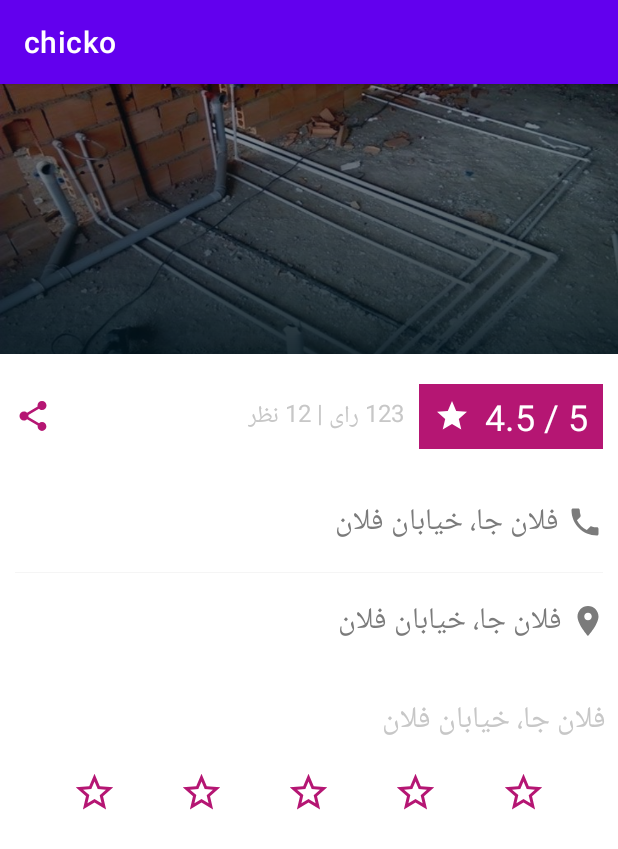
After one commit to AliNazariii/chicko, an Android app: the fragment ServiceFragment shown on its own in the app's theme, on a phone screen of 412 x 824 dp. The commit adds this screen. Shown: the top 849 px of the screen. Run offline under Robolectric (Android 15) with nearby library versions, the light colour scheme and no system bars.

Commit message:
service provider xml added

```diff
--- a/app/build.gradle
+++ b/app/build.gradle
@@ -14,6 +14,7 @@ android {
         versionName "1.0"
 
         testInstrumentationRunner "androidx.test.runner.AndroidJUnitRunner"
+        vectorDrawables.useSupportLibrary = true
     }
 
     buildTypes {
--- /dev/null
+++ b/app/src/main/java/com/example/chicko/ServiceFragment.kt
@@ -0,0 +1,68 @@
+package com.example.chicko
+
+import android.os.Bundle
+import androidx.fragment.app.Fragment
+import android.view.LayoutInflater
+import android.view.View
+import android.view.ViewGroup
+import com.example.chicko.databinding.ServicePageLayoutBinding
+
+private const val ARG_PARAM1 = "param1"
+private const val ARG_PARAM2 = "param2"
+
+class ServiceFragment : Fragment() {
+    // TODO: Rename and change types of parameters
+    private var param1: String? = null
+    private var param2: String? = null
+
+     private var _binding: ServicePageLayoutBinding? = null
+
+    // This property is only valid between onCreateView and
+    // onDestroyView.
+    private val binding get() = _binding!!
+
+    override fun onCreate(savedInstanceState: Bundle?) {
+        super.onCreate(savedInstanceState)
+        arguments?.let {
+            param1 = it.getString(ARG_PARAM1)
+            param2 = it.getString(ARG_PARAM2)
+        }
+    }
+
+    override fun onCreateView(
+        inflater: LayoutInflater, container: ViewGroup?,
+        savedInstanceState: Bundle?
+    ): View? {
+        // Inflate the layout for this fragment
+        _binding = ServicePageLayoutBinding.inflate(inflater, container, false)
+        return binding.root
+    }
+
+    override fun onViewCreated(view: View, savedInstanceState: Bundle?) {
+        binding.addressTextview.text = "فلان جا، خیابان فلان"
+        binding.phoneTextview.text = "فلان جا، خیابان فلان"
+        binding.rateTextview.text = "فلان جا، خیابان فلان"
+        binding.scoreTextView.text = "4.5 / 5"
+        binding.infoTextview.text = "123 رای | 12 نظر"
+    }
+
+    companion object {
+        /**
+         * Use this factory method to create a new instance of
+         * this fragment using the provided parameters.
+         *
+         * @param param1 Parameter 1.
+         * @param param2 Parameter 2.
+         * @return A new instance of fragment ServiceFragment.
+         */
+        // TODO: Rename and change types and number of parameters
+        @JvmStatic
+        fun newInstance(param1: String, param2: String) =
+            ServiceFragment().apply {
+                arguments = Bundle().apply {
+                    putString(ARG_PARAM1, param1)
+                    putString(ARG_PARAM2, param2)
+                }
+            }
+    }
+}
--- /dev/null
+++ b/app/src/main/res/drawable/ic_baseline_local_phone_24.xml
@@ -0,0 +1,5 @@
+<vector android:height="24dp" android:tint="#7B7B7B"
+    android:viewportHeight="24" android:viewportWidth="24"
+    android:width="24dp" xmlns:android="http://schemas.android.com/apk/res/android">
+    <path android:fillColor="@android:color/white" android:pathData="M6.62,10.79c1.44,2.83 3.76,5.14 6.59,6.59l2.2,-2.2c0.27,-0.27 0.67,-0.36 1.02,-0.24 1.12,0.37 2.33,0.57 3.57,0.57 0.55,0 1,0.45 1,1V20c0,0.55 -0.45,1 -1,1 -9.39,0 -17,-7.61 -17,-17 0,-0.55 0.45,-1 1,-1h3.5c0.55,0 1,0.45 1,1 0,1.25 0.2,2.45 0.57,3.57 0.11,0.35 0.03,0.74 -0.25,1.02l-2.2,2.2z"/>
+</vector>
--- /dev/null
+++ b/app/src/main/res/drawable/ic_baseline_location_on_24.xml
@@ -0,0 +1,5 @@
+<vector android:height="24dp" android:tint="#7B7B7B"
+    android:viewportHeight="24" android:viewportWidth="24"
+    android:width="24dp" xmlns:android="http://schemas.android.com/apk/res/android">
+    <path android:fillColor="@android:color/white" android:pathData="M12,2C8.13,2 5,5.13 5,9c0,5.25 7,13 7,13s7,-7.75 7,-13c0,-3.87 -3.13,-7 -7,-7zM12,11.5c-1.38,0 -2.5,-1.12 -2.5,-2.5s1.12,-2.5 2.5,-2.5 2.5,1.12 2.5,2.5 -1.12,2.5 -2.5,2.5z"/>
+</vector>
--- /dev/null
+++ b/app/src/main/res/drawable/ic_baseline_share_24.xml
@@ -0,0 +1,5 @@
+<vector android:height="24dp" android:tint="#B51673"
+    android:viewportHeight="24" android:viewportWidth="24"
+    android:width="24dp" xmlns:android="http://schemas.android.com/apk/res/android">
+    <path android:fillColor="@android:color/white" android:pathData="M18,16.08c-0.76,0 -1.44,0.3 -1.96,0.77L8.91,12.7c0.05,-0.23 0.09,-0.46 0.09,-0.7s-0.04,-0.47 -0.09,-0.7l7.05,-4.11c0.54,0.5 1.25,0.81 2.04,0.81 1.66,0 3,-1.34 3,-3s-1.34,-3 -3,-3 -3,1.34 -3,3c0,0.24 0.04,0.47 0.09,0.7L8.04,9.81C7.5,9.31 6.79,9 6,9c-1.66,0 -3,1.34 -3,3s1.34,3 3,3c0.79,0 1.5,-0.31 2.04,-0.81l7.12,4.16c-0.05,0.21 -0.08,0.43 -0.08,0.65 0,1.61 1.31,2.92 2.92,2.92 1.61,0 2.92,-1.31 2.92,-2.92s-1.31,-2.92 -2.92,-2.92z"/>
+</vector>
--- /dev/null
+++ b/app/src/main/res/drawable/ic_baseline_star_border_24.xml
@@ -0,0 +1,10 @@
+<vector xmlns:android="http://schemas.android.com/apk/res/android"
+    android:width="24dp"
+    android:height="24dp"
+    android:viewportWidth="24"
+    android:viewportHeight="24"
+    android:tint="@color/pink">
+  <path
+      android:fillColor="@android:color/white"
+      android:pathData="M22,9.24l-7.19,-0.62L12,2 9.19,8.63 2,9.24l5.46,4.73L5.82,21 12,17.27 18.18,21l-1.63,-7.03L22,9.24zM12,15.4l-3.76,2.27 1,-4.28 -3.32,-2.88 4.38,-0.38L12,6.1l1.71,4.04 4.38,0.38 -3.32,2.88 1,4.28L12,15.4z"/>
+</vector>
--- /dev/null
+++ b/app/src/main/res/drawable/ic_baseline_star_pink_24.xml
@@ -0,0 +1,5 @@
+<vector android:height="24dp" android:tint="#B51673"
+    android:viewportHeight="24" android:viewportWidth="24"
+    android:width="24dp" xmlns:android="http://schemas.android.com/apk/res/android">
+    <path android:fillColor="@android:color/white" android:pathData="M12,17.27L18.18,21l-1.64,-7.03L22,9.24l-7.19,-0.61L12,2 9.19,8.63 2,9.24l5.46,4.73L5.82,21z"/>
+</vector>
--- /dev/null
+++ b/app/src/main/res/drawable/ic_baseline_star_white_24.xml
@@ -0,0 +1,5 @@
+<vector android:height="24dp" android:tint="#FFFFFF"
+    android:viewportHeight="24" android:viewportWidth="24"
+    android:width="24dp" xmlns:android="http://schemas.android.com/apk/res/android">
+    <path android:fillColor="@android:color/white" android:pathData="M12,17.27L18.18,21l-1.64,-7.03L22,9.24l-7.19,-0.61L12,2 9.19,8.63 2,9.24l5.46,4.73L5.82,21z"/>
+</vector>
--- /dev/null
+++ b/app/src/main/res/drawable/image_overlay.xml
@@ -0,0 +1,8 @@
+<?xml version="1.0" encoding="utf-8"?>
+<shape xmlns:android="http://schemas.android.com/apk/res/android">
+    <gradient
+        android:startColor="#E201131C"
+        android:endColor="#66090F15"
+        android:angle="90"
+        />
+</shape>
--- /dev/null
+++ b/app/src/main/res/layout/service_page_layout.xml
@@ -0,0 +1,201 @@
+<?xml version="1.0" encoding="utf-8"?>
+<androidx.constraintlayout.widget.ConstraintLayout xmlns:android="http://schemas.android.com/apk/res/android"
+        xmlns:app="http://schemas.android.com/apk/res-auto"
+        xmlns:tools="http://schemas.android.com/tools"
+        android:layout_width="match_parent"
+        android:layout_height="match_parent">
+
+    <ImageView
+            android:layout_width="match_parent"
+            android:layout_height="180dp"
+            app:srcCompat="@drawable/banner_provider1"
+            android:id="@+id/banner"
+            app:layout_constraintStart_toStartOf="parent"
+            app:layout_constraintEnd_toEndOf="parent"
+            app:layout_constraintTop_toTopOf="parent"
+            app:layout_constraintBottom_toBottomOf="parent"
+            android:scaleType="centerCrop"
+            android:foreground="@drawable/image_overlay"
+            app:layout_constraintVertical_bias="0.0"
+            android:contentDescription="TODO" />
+
+    <TextView
+            android:layout_width="wrap_content"
+            android:layout_height="wrap_content"
+            android:id="@+id/textView"
+            app:layout_constraintEnd_toEndOf="@+id/banner"
+            app:layout_constraintBottom_toBottomOf="@+id/banner"
+            app:layout_constraintTop_toTopOf="@+id/banner"
+            app:layout_constraintStart_toStartOf="@+id/banner"
+            app:layout_constraintHorizontal_bias="0.916"
+            app:layout_constraintVertical_bias="0.795"
+            tools:text="فلان چیز فروشی یارو"
+            android:textSize="24sp"
+            android:textColor="@color/white" />
+
+    <TextView
+            android:layout_width="wrap_content"
+            android:layout_height="wrap_content"
+            android:id="@+id/scoreTextView"
+            app:layout_constraintTop_toBottomOf="@+id/banner"
+            app:layout_constraintEnd_toEndOf="parent"
+            tools:text="4.5 / 5"
+            android:layout_marginEnd="10dp"
+            android:layout_marginTop="20dp"
+            android:textColor="@color/white"
+            android:background="@color/pink"
+            android:paddingHorizontal="10dp"
+            android:paddingVertical="5dp"
+            android:drawablePadding="10dp"
+            android:textSize="24sp"
+            app:drawableStartCompat="@drawable/ic_baseline_star_white_24">
+
+    </TextView>
+
+    <TextView
+            android:layout_width="wrap_content"
+            android:layout_height="wrap_content"
+            android:id="@+id/infoTextview"
+            app:layout_constraintEnd_toStartOf="@+id/scoreTextView"
+            app:layout_constraintBottom_toBottomOf="@+id/scoreTextView"
+            app:layout_constraintTop_toTopOf="@+id/scoreTextView"
+            android:layout_marginEnd="10dp"
+            tools:text="123 رای | 11 نظر"
+            android:textSize="16sp"
+            android:textColor="@color/gray" />
+
+    <ImageView
+            android:layout_width="wrap_content"
+            android:layout_height="wrap_content"
+            app:srcCompat="@drawable/ic_baseline_share_24"
+            android:id="@+id/share"
+            app:layout_constraintStart_toStartOf="parent"
+            android:layout_marginTop="29dp"
+            app:layout_constraintTop_toBottomOf="@+id/banner"
+            android:layout_marginStart="10dp" />
+
+    <TextView
+            android:layout_width="wrap_content"
+            android:layout_height="wrap_content"
+            android:id="@+id/phoneTextview"
+            app:layout_constraintTop_toBottomOf="@+id/scoreTextView"
+            app:layout_constraintEnd_toEndOf="parent"
+            android:layout_marginEnd="10dp"
+            android:layout_marginTop="32dp"
+            android:textColor="@color/dark_gray"
+            android:textSize="20sp"
+            tools:text="4456246843"
+            android:drawablePadding="5dp"
+            app:drawableEndCompat="@drawable/ic_baseline_local_phone_24" />
+
+    <View
+            app:layout_constraintTop_toBottomOf="@+id/phoneTextview"
+            android:layout_width="match_parent"
+            android:layout_height="0.5dp"
+            android:layout_marginTop="16dp"
+            android:layout_marginHorizontal="10dp"
+            android:background="@color/light_gray" />
+
+    <TextView
+            android:layout_width="wrap_content"
+            android:layout_height="wrap_content"
+            android:id="@+id/addressTextview"
+            app:layout_constraintTop_toBottomOf="@+id/phoneTextview"
+            app:layout_constraintEnd_toEndOf="parent"
+            android:layout_marginEnd="8dp"
+            android:layout_marginTop="32dp"
+            android:textColor="@color/dark_gray"
+            android:textSize="20sp"
+            tools:text="4456246843"
+            android:drawablePadding="5dp"
+            app:drawableEndCompat="@drawable/ic_baseline_location_on_24" />
+
+    <TextView
+            android:layout_width="wrap_content"
+            android:layout_height="wrap_content"
+            android:id="@+id/rateTextview"
+            app:layout_constraintTop_toBottomOf="@+id/addressTextview"
+            app:layout_constraintEnd_toEndOf="parent"
+            android:layout_marginEnd="8dp"
+            android:layout_marginTop="32dp"
+            android:textColor="@color/gray"
+            android:textSize="20sp"
+            tools:text="امتیاز دهید" />
+
+    <LinearLayout
+            android:orientation="horizontal"
+            android:layout_width="match_parent"
+            android:layout_height="wrap_content"
+            app:layout_constraintTop_toBottomOf="@+id/rateTextview"
+            app:layout_constraintEnd_toEndOf="parent"
+            app:layout_constraintStart_toStartOf="parent"
+            android:paddingVertical="16dp"
+            android:paddingHorizontal="48dp"
+            android:id="@+id/linearLayout">
+
+        <ImageView
+                android:layout_width="30dp"
+                android:layout_height="30dp"
+                app:srcCompat="@drawable/ic_baseline_star_border_24"
+                android:id="@+id/star1" />
+
+        <Space
+                android:layout_width="0dp"
+                android:layout_height="0dp"
+                android:layout_weight="1"></Space>
+
+        <ImageView
+                android:layout_width="30dp"
+                android:layout_height="30dp"
+                app:srcCompat="@drawable/ic_baseline_star_border_24"
+                android:id="@+id/star2" />
+
+        <Space
+                android:layout_width="0dp"
+                android:layout_height="1dp"
+                android:layout_weight="1"></Space>
+
+        <ImageView
+
+                android:layout_width="30dp"
+                android:layout_height="30dp"
+                app:srcCompat="@drawable/ic_baseline_star_border_24"
+                android:id="@+id/star3" />
+
+        <Space
+                android:layout_width="0dp"
+                android:layout_height="1dp"
+                android:layout_weight="1"></Space>
+
+        <ImageView
+                android:layout_width="30dp"
+                android:layout_height="30dp"
+                app:srcCompat="@drawable/ic_baseline_star_border_24"
+                android:id="@+id/star4" />
+
+        <Space
+                android:layout_width="0dp"
+                android:layout_height="1dp"
+                android:layout_weight="1"></Space>
+
+        <ImageView
+                android:layout_width="30dp"
+                android:layout_height="30dp"
+                app:srcCompat="@drawable/ic_baseline_star_border_24"
+                android:id="@+id/star5" />
+    </LinearLayout>
+
+    <TextView
+            android:layout_width="wrap_content"
+            android:layout_height="wrap_content"
+            android:id="@+id/commentsTextview"
+            app:layout_constraintTop_toBottomOf="@+id/linearLayout"
+            app:layout_constraintEnd_toEndOf="parent"
+            android:layout_marginEnd="10dp"
+            android:layout_marginTop="16dp"
+            android:textColor="@color/gray"
+            android:textSize="20sp"
+            tools:text="امتیاز دهید" />
+
+
+</androidx.constraintlayout.widget.ConstraintLayout>
--- a/app/src/main/res/values/colors.xml
+++ b/app/src/main/res/values/colors.xml
@@ -7,4 +7,8 @@
     <color name="teal_700">#FF018786</color>
     <color name="black">#FF000000</color>
     <color name="white">#FFFFFFFF</color>
+    <color name="pink">#b51673</color>
+    <color name="gray">#c7c7c7</color>
+    <color name="dark_gray">#7b7b7b</color>
+    <color name="light_gray">#f5f5f5</color>
 </resources>
--- a/app/src/main/res/values/strings.xml
+++ b/app/src/main/res/values/strings.xml
@@ -13,6 +13,8 @@
     <string name="bt_menu_categories">دسته‌بندی‌ها</string>
     <string name="bt_menu_providers">سرویس‌دهندگان</string>
     <string name="bt_menu_account">حساب کاربری</string>
-    <!-- TODO: Remove or change this placeholder text -->
-    <string name="hello_blank_fragment">Hello blank fragment</string>
+
+    <!--    service page strings-->
+    <string name="rate">امتیاز دهید</string>
+
 </resources>
```
Also changed, not shown: app/src/main/res/drawable/star_filled.png (added), app/src/main/res/drawable/star_white.png (added).
